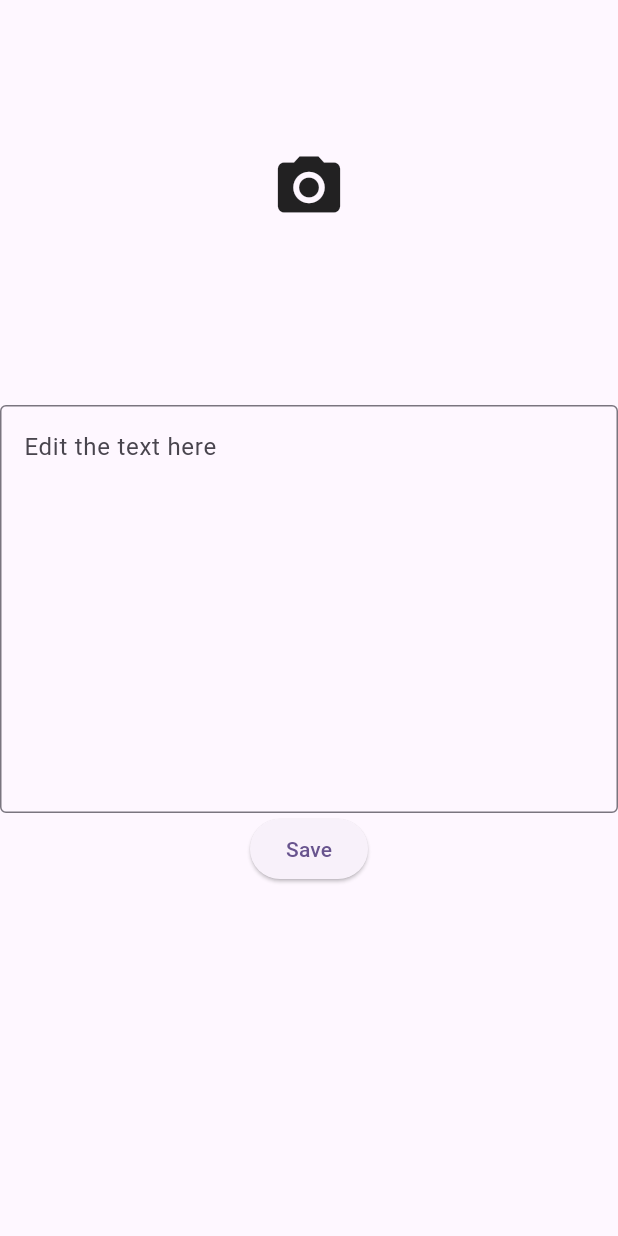
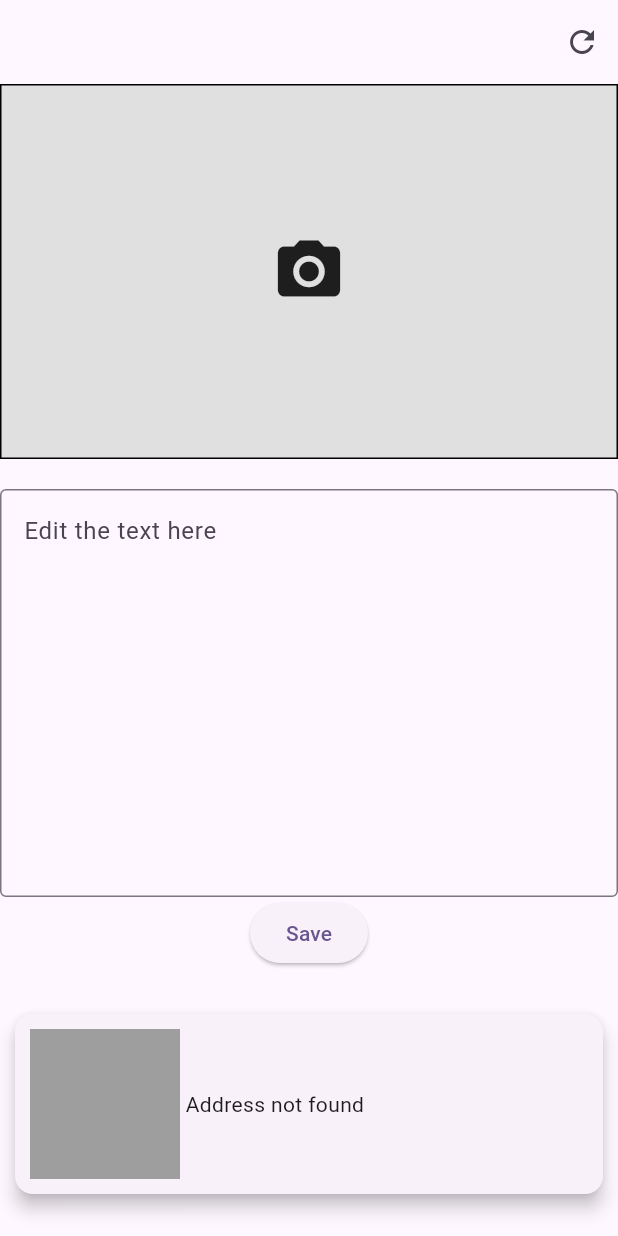
Before and after one commit to taufiqelahi/lr_test_ai, a Flutter app: the screen it shows after launch, after a tap on "Save", on a phone screen of 412 x 824 dp. Run offline on Flutter 3.47's test engine with Material 3 defaults, Android fonts, the light colour scheme and no system bars; our stand-ins replace image_picker, speech_to_text; missing offline and left inert: google_mlkit_text_recognition, voice_search.

Commit message:
identify mobile and telephone using complex reg

```diff
--- a/lib/home_view/view/image_to_text.dart
+++ b/lib/home_view/view/image_to_text.dart
@@ -1,5 +1,4 @@
 import 'dart:io';
-
 import 'package:flutter/material.dart';
 import 'package:google_mlkit_text_recognition/google_mlkit_text_recognition.dart';
 import 'package:image_picker/image_picker.dart';
@@ -15,12 +14,26 @@ class _ImageToTextState extends State<ImageToText> {
   final ImagePicker picker = ImagePicker();
   File? selectedImage;
   final TextEditingController controller = TextEditingController();
-  String savedText = ""; // This will store the saved text
+  String savedText = ""; // Store the saved text
+  Map<String, String> extractedInfo = {}; // To store structured data
 
   @override
   Widget build(BuildContext context) {
     return SafeArea(
       child: Scaffold(
+        appBar: AppBar(
+          actions: [
+            IconButton(onPressed: (){
+
+              setState(() {
+                controller.clear();
+                selectedImage=null;
+                savedText="";
+                extractedInfo={};
+              });
+            }, icon: Icon(Icons.refresh))
+          ],
+        ),
         body: SingleChildScrollView(
           child: Column(
             children: [
@@ -30,8 +43,10 @@ class _ImageToTextState extends State<ImageToText> {
                   if (image != null) {
                     String text = await getImageToText(image.path);
                     setState(() {
-                      controller.text = text; // Put recognized text into the controller
+                      controller.text = text;
+                      print(text);// Put recognized text into the controller
                       selectedImage = File(image.path);
+                      extractedInfo = extractDetails(text); // Extract details using regex
                     });
                   }
                 },
@@ -39,8 +54,8 @@ class _ImageToTextState extends State<ImageToText> {
                   height: 250,
                   width: double.maxFinite,
                   decoration: BoxDecoration(
-                   // border: Border.all(color: Colors.black),
-                    //color: Colors.grey[300],
+                    border: Border.all(color: Colors.black),
+                    color: Colors.grey[300],
                   ),
                   child: selectedImage != null
                       ? Image.file(selectedImage!)
@@ -53,7 +68,6 @@ class _ImageToTextState extends State<ImageToText> {
                 ),
               ),
               const SizedBox(height: 20),
-
               TextField(
                 controller: controller,
                 maxLines: 10,
@@ -62,18 +76,17 @@ class _ImageToTextState extends State<ImageToText> {
                   hintText: 'Edit the text here',
                 ),
               ),
-
               ElevatedButton(
                 onPressed: () {
                   setState(() {
                     savedText = controller.text; // Save the controller text
+                    extractedInfo = extractDetails(savedText); // Re-extract details if edited
                   });
                 },
                 child: const Text("Save"),
               ),
-
               const SizedBox(height: 20),
-              if (savedText.isNotEmpty)
+              if (extractedInfo.isNotEmpty)
                 Card(
                   elevation: 5,
                   margin: const EdgeInsets.all(10),
@@ -96,16 +109,20 @@ class _ImageToTextState extends State<ImageToText> {
                         Expanded(
                           child: Column(
                             crossAxisAlignment: CrossAxisAlignment.start,
-                            children: savedText
-                                .split("\n")
-                                .map((line) => Text(
-                              line,
-                              style: const TextStyle(
-                                fontSize: 16,
-                                fontWeight: FontWeight.w400,
-                              ),
-                            ))
-                                .toList(),
+                            children: [
+                              if (extractedInfo['Name'] != null)
+                                Text(" ${extractedInfo['Name']}"),
+                              if (extractedInfo['Email'] != null)
+                                Text(" ${extractedInfo['Email']}"),
+                              if (extractedInfo['Mobile'] != null)
+                                Text("m: ${extractedInfo['Mobile']}"),
+                              if (extractedInfo['Phone'] != null)
+                                Text("p: ${extractedInfo['Phone']}"),
+                              if (extractedInfo['Telephone'] != null)
+                                Text(" ${extractedInfo['Phone']}"),
+                              if (extractedInfo['Address'] != null)
+                                Text(" ${extractedInfo['Address']}"),
+                            ],
                           ),
                         ),
                       ],
@@ -125,4 +142,62 @@ class _ImageToTextState extends State<ImageToText> {
     await textRecognizer.processImage(InputImage.fromFilePath(imagePath));
     return recognizedText.text;
   }
+
+  // Function to extract structured info using regex
+  Map<String, String> extractDetails(String text) {
+    final Map<String, String> extracted = {};
+
+    // Regex for email
+    final emailRegex = RegExp(r'\b[\w.%+-]+@[A-Za-z0-9.-]+\.[A-Z|a-z]{2,}\b');
+    final emailMatch = emailRegex.firstMatch(text);
+    if (emailMatch != null) {
+      extracted['Email'] = emailMatch.group(0) ?? '';
+    }
+
+    // Regex for phone number (adjust based on the region)
+    final phoneRegex = RegExp(
+      r'(?:Phone|Mobile|Cell|Tel|Global Dial)?\s*:?(\+?\d{1,3}[\d\s\-]{7,}\d)',
+      multiLine: true,
+    );
+
+    final phoneMatches = phoneRegex.allMatches(text);
+    if (phoneMatches.isNotEmpty) {
+      // Initialize lists to collect all phone and mobile numbers found
+      List<String> phones = [];
+      List<String> mobiles = [];
+
+      for (var match in phoneMatches) {
+        String number = match.group(1) ?? '';
+
+        // Check if the number is a mobile number starting with +8801
+        if (number.startsWith('+8801')) {
+          mobiles.add(number);
+        } else {
+          phones.add(number);
+        }
+      }
+
+      // Store phone and mobile numbers in the extracted map
+      if (phones.isNotEmpty) extracted['Phone'] = phones.join(', ');
+      if (mobiles.isNotEmpty) extracted['Mobile'] = mobiles.join(', ');
+    }
+    // Regex for name (you can fine-tune this for common name patterns)
+    final nameRegex = RegExp(
+      r'^(?:Mr\.?|Mrs\.?|Ms\.?|Dr\.?|Md\.?)?\s*[A-Za-z.]+\s*[A-Za-z\s.]+$',
+      multiLine: true,
+    );
+    final nameMatches = nameRegex.allMatches(text);
+    if (nameMatches.isNotEmpty) {
+      // Collect all name matches and join them into a single string
+      extracted['Name'] = nameMatches.map((match) => match.group(0) ?? '').join(', ');
+    }
+
+    // Use a heuristic for address extraction (can be more sophisticated)
+    final addressPattern = RegExp(r'[A-Za-z0-9.,\s-]+');
+    extracted['Address'] = text.split('\n').lastWhere(
+            (line) => addressPattern.hasMatch(line),
+        orElse: () => 'Address not found');
+
+    return extracted;
+  }
 }
```
